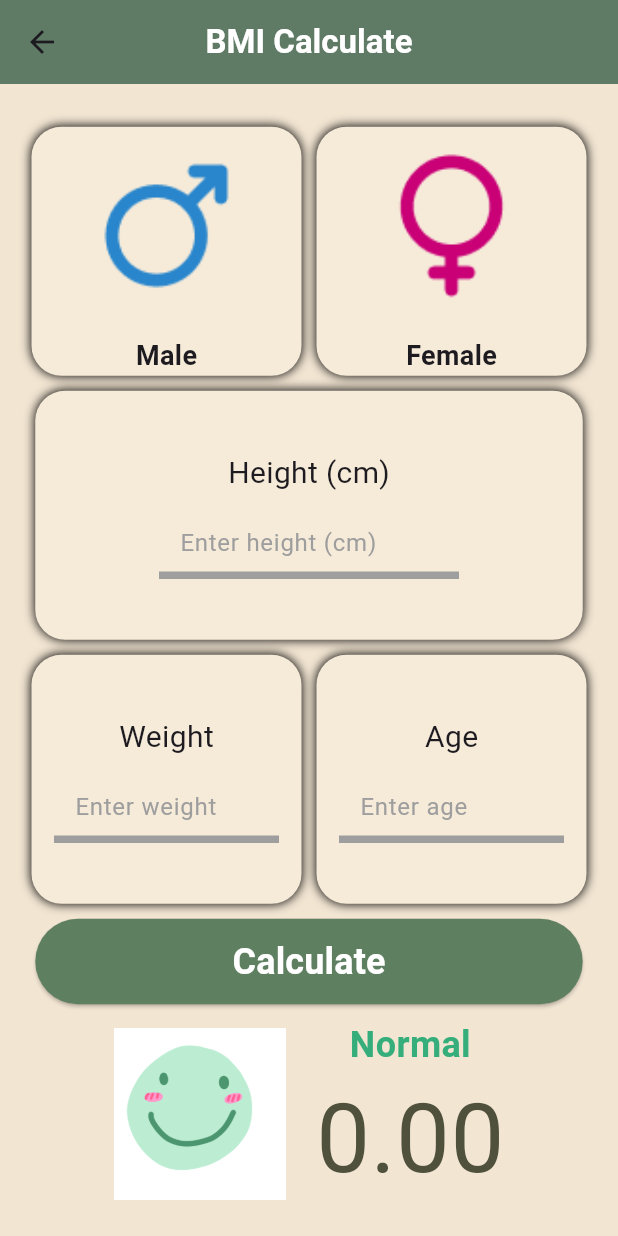
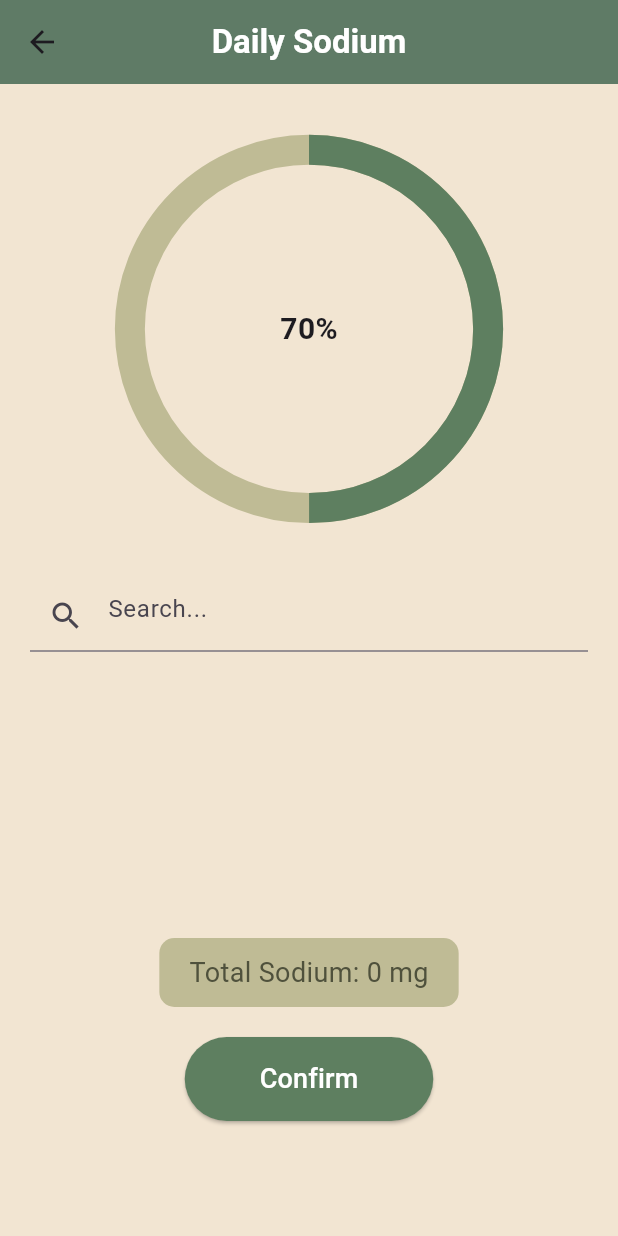
Before and after one commit to KaminariSora/HypnopCareV2, a Flutter app: the screen it shows after launch, after a tap on "Sodium", on a phone screen of 412 x 824 dp. Run offline on Flutter 3.47's test engine with Material 3 defaults, Android fonts, the phone set to English and light mode, and no system bars; our stand-ins replace avatar_glow, flutter_screenutil, shared_preferences, speech_to_text; missing offline and left inert: highlight_text.

Commit message:
create ui sodium

```diff
--- a/hypno_care_v2/lib/const.dart
+++ b/hypno_care_v2/lib/const.dart
@@ -1,3 +1,3 @@
 const String ollamaAPI = '/api/generate';
-const String NgrokUrl =
+const String ngrokUrl =
     "https://4abb-2001-fb1-13-2cfc-7491-8e87-dae0-e54c.ngrok-free.app";
--- a/hypno_care_v2/lib/home.dart
+++ b/hypno_care_v2/lib/home.dart
@@ -19,6 +19,7 @@ class _HomeState extends State<Home> {
         splitScreenMode: true,
         builder: (context, child) {
           return Scaffold(
+            backgroundColor: const Color(0xFFF2E5D2),
             appBar: PreferredSize(
               preferredSize: Size.fromHeight(120.h), // กำหนดความสูงของ AppBar
               child: AppBar(
@@ -248,7 +249,7 @@ class _HomeState extends State<Home> {
                   ),
                   GestureDetector(
                     onTap: () {
-                      Navigator.pushNamed(context, '/BMI');
+                      Navigator.pushNamed(context, '/Sodium');
                     },
                     child: Container(
                       decoration: BoxDecoration(
--- a/hypno_care_v2/lib/main.dart
+++ b/hypno_care_v2/lib/main.dart
@@ -1,5 +1,6 @@
 import 'package:flutter/material.dart';
 import 'package:hypno_care_v2/const.dart';
+import 'package:hypno_care_v2/page4_sodium.dart';
 import 'page3_healthdiet.dart';
 import 'page2_bmi.dart';
 import 'page5_chat.dart';
@@ -21,6 +22,7 @@ class MyApp extends StatelessWidget {
           '/': (context) => const Home(),
           '/BMI': (context) => const Page2Bmi(),
           '/Healthdiet': (context) => const Page3Healthdiet(),
+          '/Sodium': (context) => const Page4sodium(),
           '/Chat': (context) => const ChatScreen(),
         },
         theme: ThemeData(
--- /dev/null
+++ b/hypno_care_v2/lib/page4_sodium.dart
@@ -0,0 +1,113 @@
+import 'package:flutter/material.dart';
+import 'package:flutter_screenutil/flutter_screenutil.dart';
+import 'package:intl/intl.dart';
+import 'sodium_list/food_item.dart';
+import 'package:shared_preferences/shared_preferences.dart';
+
+class Page4sodium extends StatefulWidget {
+  const Page4sodium({super.key});
+
+  @override
+  State<Page4sodium> createState() => _Page4sodiumState();
+}
+
+class _Page4sodiumState extends State<Page4sodium> {
+  @override
+  Widget build(BuildContext context) {
+    return ScreenUtilInit(
+        designSize: const Size(360, 690), // ปรับขนาดตามดีไซน์
+        minTextAdapt: true, // ✅ ป้องกันปัญหา LateInitializationError
+        splitScreenMode: true,
+        builder: (context, child) {
+          return Scaffold(
+            backgroundColor: const Color(0xFFF2E5D2),
+            appBar: AppBar(
+              title: const Text("Daily Sodium",
+                  style: TextStyle(
+                    fontSize: 22,
+                    fontWeight: FontWeight.bold,
+                    color: Color(0xFFFFFFFF),
+                  )),
+              centerTitle: true,
+              backgroundColor: const Color(0xFF5E7F60),
+              elevation: 4,
+            ),
+            body: Padding(
+              padding:
+                  const EdgeInsets.symmetric(horizontal: 20.0, vertical: 20.0),
+              child: SingleChildScrollView(
+                child: Column(
+                  mainAxisAlignment: MainAxisAlignment.center,
+                  children: [
+                    SizedBox(
+                      height: 20.h,
+                    ),
+                    Stack(
+                      alignment: Alignment.center,
+                      children: [
+                        SizedBox(
+                          height: 200.h,
+                          width: 200.h,
+                          child: const CircularProgressIndicator(
+                            color: Color(0xFF5E7F60),
+                            backgroundColor: Color(0xFFBFBB95),
+                            value: 0.5,
+                            strokeWidth: 20,
+                          ),
+                        ),
+                        const Text(
+                          "70%",
+                          style: TextStyle(
+                              fontSize: 20, fontWeight: FontWeight.bold),
+                        ),
+                      ],
+                    ),
+                    SizedBox(
+                      height: 40.h,
+                    ),
+                    SizedBox(
+                      height: 200.h,
+                      child: const TextField(
+                        decoration: InputDecoration(
+                          hintText: 'Search...',
+                          prefixIcon: Icon(Icons.search),
+                        ),
+                      ),
+                    ), // กล่องแสดงปริมาณโซเดียม
+                    Container(
+                      padding: const EdgeInsets.symmetric(
+                          vertical: 10, horizontal: 20),
+                      decoration: BoxDecoration(
+                        color: const Color(0xFFBFBB95),
+                        borderRadius: BorderRadius.circular(10),
+                      ),
+                      child: const Text(
+                        'Total Sodium: 0 mg',
+                        style:
+                            TextStyle(fontSize: 18, color: Color(0xFF4F513C)),
+                      ),
+                    ),
+                    const SizedBox(height: 20), // ปุ่ม Confirm
+                    ElevatedButton(
+                      onPressed: () {},
+                      style: ElevatedButton.styleFrom(
+                        backgroundColor: Color(0xFF5E7F60),
+                        padding: const EdgeInsets.symmetric(
+                            horizontal: 50, vertical: 15),
+                        shape: RoundedRectangleBorder(
+                          borderRadius: BorderRadius.circular(50),
+                        ),
+                      ),
+                      child: const Text(
+                        'Confirm',
+                        style: TextStyle(fontSize: 18, color: Colors.white),
+                      ),
+                    ),
+                  ],
+                ),
+              ),
+            ),
+          );
+        });
+  }
+}
--- a/hypno_care_v2/lib/page5_chat.dart
+++ b/hypno_care_v2/lib/page5_chat.dart
@@ -74,7 +74,7 @@ class _ChatScreenState extends State<ChatScreen> {
     try {
       final request = http.Request(
         "POST",
-        Uri.parse('$NgrokUrl$ollamaAPI'),
+        Uri.parse('$ngrokUrl$ollamaAPI'),
       );
 
       request.headers["Content-Type"] = "application/json";
--- /dev/null
+++ b/hypno_care_v2/lib/sodium_list/food_item.dart
@@ -0,0 +1,16 @@
+// food_item.dart
+class FoodItem {
+  String name;
+  int sodium;
+
+  FoodItem({required this.name, required this.sodium});
+}
+
+// ข้อมูลรายการอาหาร
+final List<FoodItem> foodItems = [
+  FoodItem(name: 'Apple', sodium: 1),
+  FoodItem(name: 'Banana', sodium: 1),
+  FoodItem(name: 'Pizza', sodium: 500),
+  FoodItem(name: 'Cheese', sodium: 700),
+  FoodItem(name: 'Bread', sodium: 250),
+];
--- a/hypno_care_v2/pubspec.yaml
+++ b/hypno_care_v2/pubspec.yaml
@@ -46,6 +46,8 @@ dependencies:
 
   flutter_screenutil: ^5.9.3
   intl: ^0.20.2
+
+  shared_preferences: ^2.5.3
 
 
 dev_dependencies:
```
Also changed, not shown: 1 other file.
